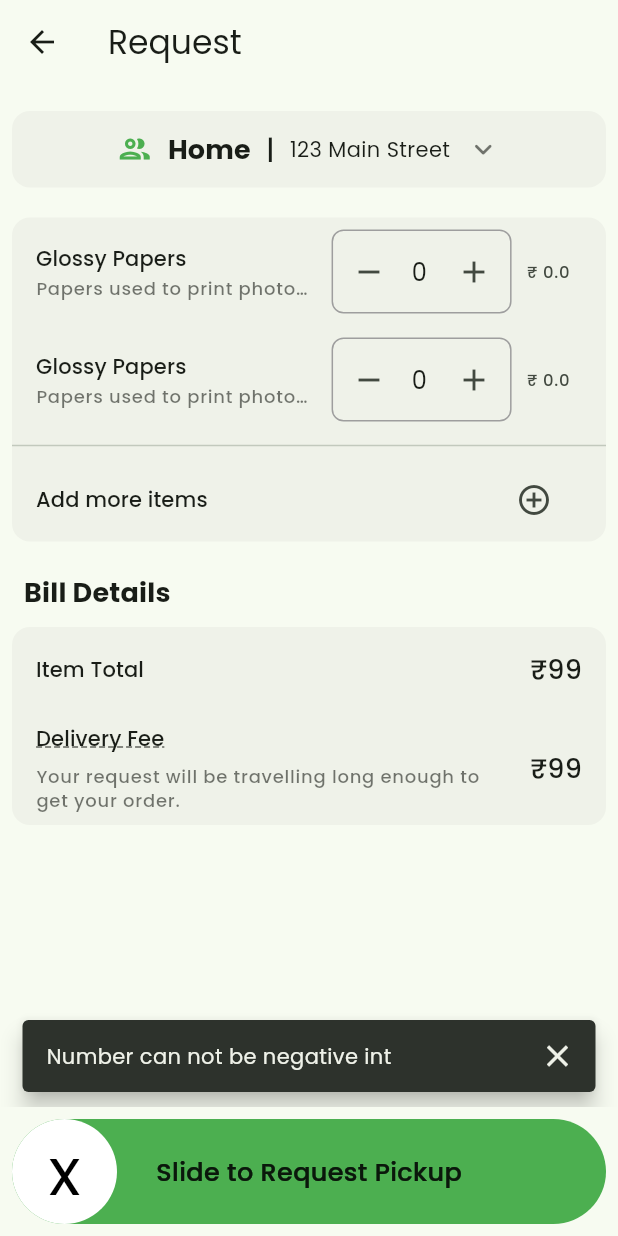
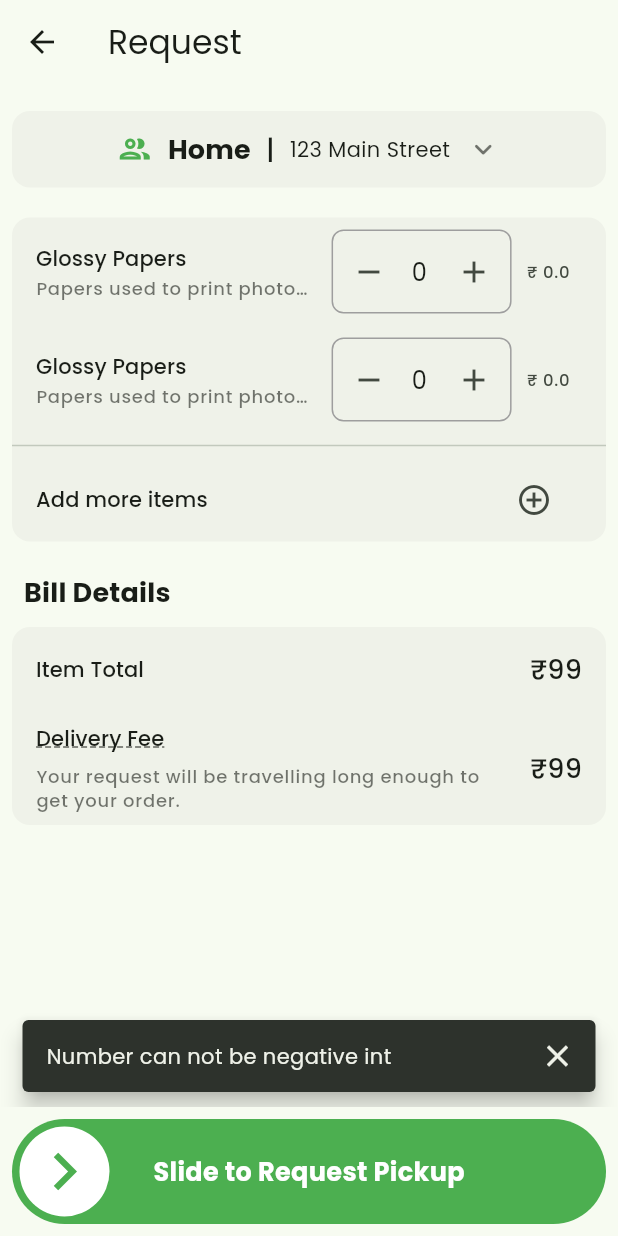
Before and after one commit to Ayesavi/scrapwala-dev, a Flutter app: the CartPage screen opened by its route, after a tap on the "remove" icon, on a phone screen of 412 x 824 dp. Run offline on Flutter 3.47's test engine with Material 3 defaults, Android fonts, the phone set to English and light mode, and no system bars; drawn by our look-alikes of slider_button; our stand-ins replace firebase_core, flutter_riverpod, freezed_annotation, go_router, google_fonts, google_sign_in and 4 more; missing offline and left inert: rich_readmore; accounts and stored records are empty; generated files the repository leaves out were written again; network calls fail.

Commit message:
fix : Space between `ItemAddedWidget` and bottom #28

```diff
--- a/lib/app.dart
+++ b/lib/app.dart
@@ -1,3 +1,5 @@
+/** Entry point of the application `MaterialApp` is defined here*/
+
 import 'package:flutter/material.dart';
 import 'package:flutter_riverpod/flutter_riverpod.dart';
 import 'package:google_fonts/google_fonts.dart';
--- a/lib/features/cart/cart_page.dart
+++ b/lib/features/cart/cart_page.dart
@@ -43,6 +43,9 @@ class CartPage extends ConsumerWidget {
         child: SliderButton(
           alignLabel: Alignment.center,
           width: buttonWidth,
+          buttonSize: 60,
+          baseColor: Theme.of(context).colorScheme.onPrimary,
+          highlightedColor: Theme.of(context).colorScheme.outlineVariant,
           backgroundColor: Theme.of(context).colorScheme.primary,
           action: () async {
             ///Do something here OnSlide
@@ -52,16 +55,13 @@ class CartPage extends ConsumerWidget {
             "Slide to Request Pickup",
             style: TextStyle(
                 color: Theme.of(context).colorScheme.onPrimary,
-                fontWeight: FontWeight.w500,
+                fontWeight: FontWeight.bold,
                 fontSize: 17),
           ),
-          icon: const Text(
-            "x",
-            style: TextStyle(
-              color: Colors.black,
-              fontWeight: FontWeight.w400,
-              fontSize: 44,
-            ),
+          icon: Icon(
+            Icons.chevron_right,
+            size: 50,
+            color: Theme.of(context).colorScheme.primary,
           ),
         ),
       ),
@@ -131,8 +131,6 @@ class CartPage extends ConsumerWidget {
                     color: Theme.of(context).colorScheme.onInverseSurface),
                 child: Column(
                   children: [
-                    // CounterCumTextFieldWidget()
-
                     ...List.generate(scrapModels.length,
                         (index) => CartItemTile(model: scrapModels[index])),
                     const Divider(),
--- a/lib/features/home/screens/home_page.dart
+++ b/lib/features/home/screens/home_page.dart
@@ -38,6 +38,9 @@ class HomePage extends ConsumerWidget {
     // final controller = ref.watch(authControllerProvider);
 
     return Scaffold(
+      bottomNavigationBar: const AddedItemCartWidget(
+        itemAdded: 2,
+      ),
       appBar: AppBar(
         title: LocationTileOpenBottomsheet(
           model: AddressModel(
@@ -173,11 +176,6 @@ class HomePage extends ConsumerWidget {
               ],
             ),
           ),
-          const Positioned(
-              bottom: 0,
-              child: AddedItemCartWidget(
-                itemAdded: 2,
-              ))
         ],
       ),
     );
--- a/lib/widgets/added_item_widget.dart
+++ b/lib/widgets/added_item_widget.dart
@@ -21,6 +21,7 @@ class AddedItemCartWidget extends ConsumerWidget {
         child: Padding(
           padding: const EdgeInsets.all(8.0),
           child: Column(
+            mainAxisSize: MainAxisSize.min,
             children: [
               ListTile(
                 shape: RoundedRectangleBorder(
```
